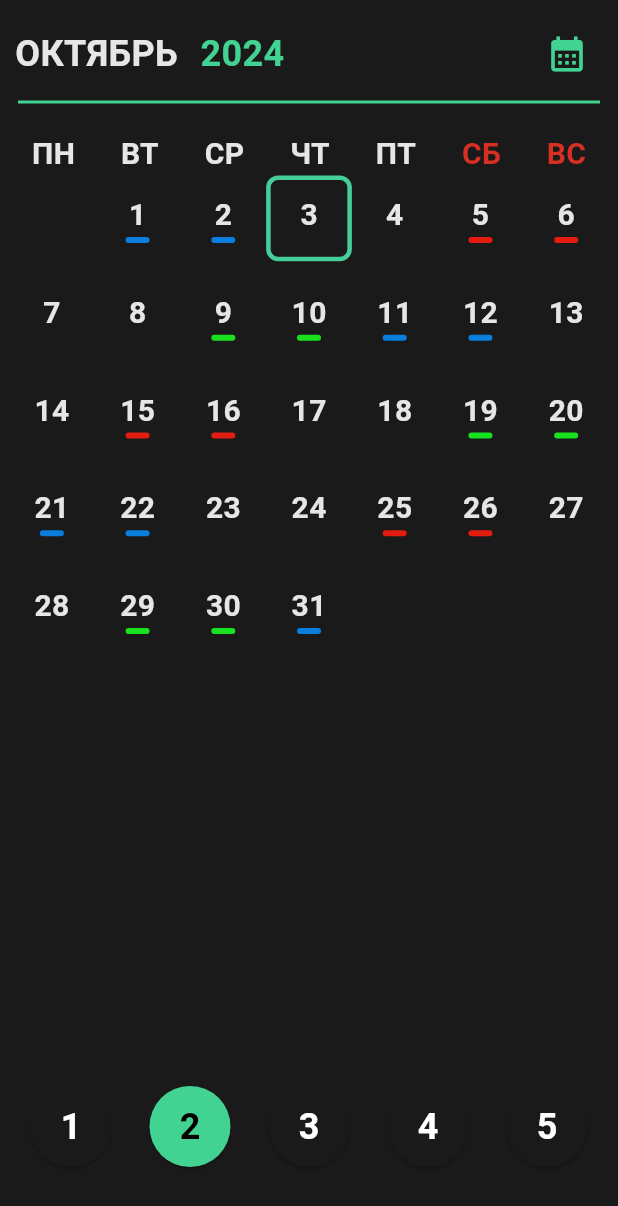
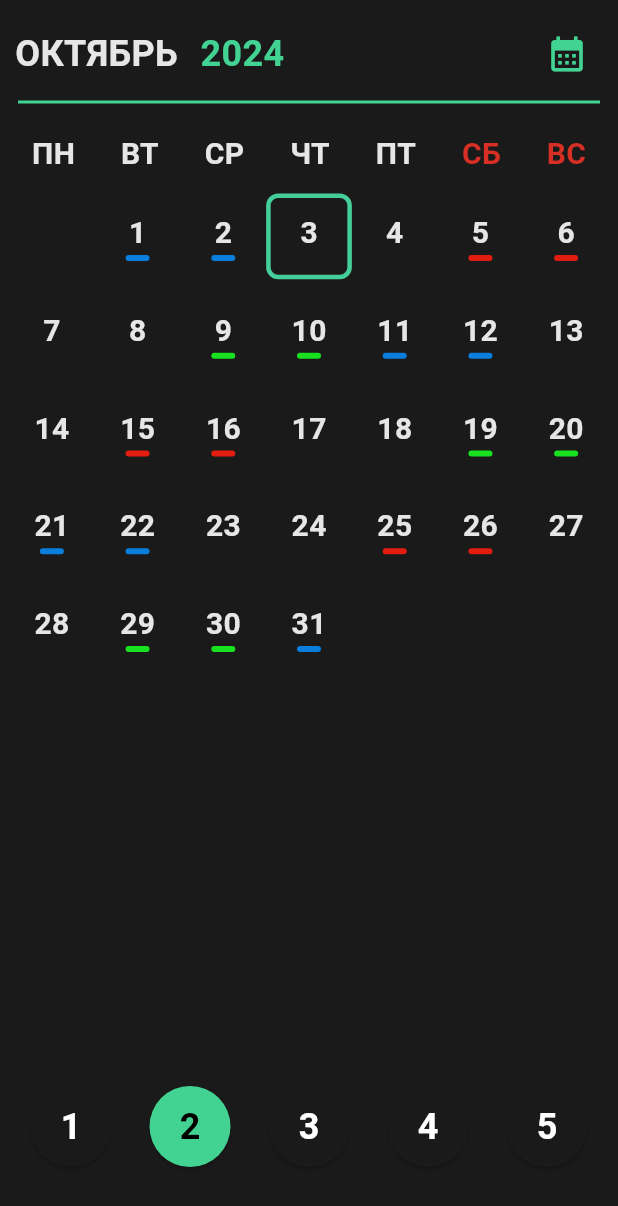
Before and after one commit to Alex228q/calendar_flutter, a Flutter app: the screen it shows after launch, on a phone screen of 412 x 824 dp. Shown: the top 1206 px of the screen. Run offline on Flutter 3.47's test engine with Material 3 defaults, Android fonts, the phone set to English and light mode, and no system bars; our stand-ins replace shared_preferences.

Commit message:
update03_10

```diff
--- a/lib/widgets/days_of_week.dart
+++ b/lib/widgets/days_of_week.dart
@@ -6,7 +6,7 @@ class DaysOfWeek extends StatelessWidget {
   @override
   Widget build(BuildContext context) {
     return Padding(
-      padding: const EdgeInsets.symmetric(horizontal: 6),
+      padding: const EdgeInsets.only(right: 6, left: 6, bottom: 12),
       child: Row(
         mainAxisAlignment: MainAxisAlignment.spaceAround,
         children: ['ПН', 'ВТ', 'СР', 'ЧТ', 'ПТ', 'СБ', 'ВС'].map(
```
